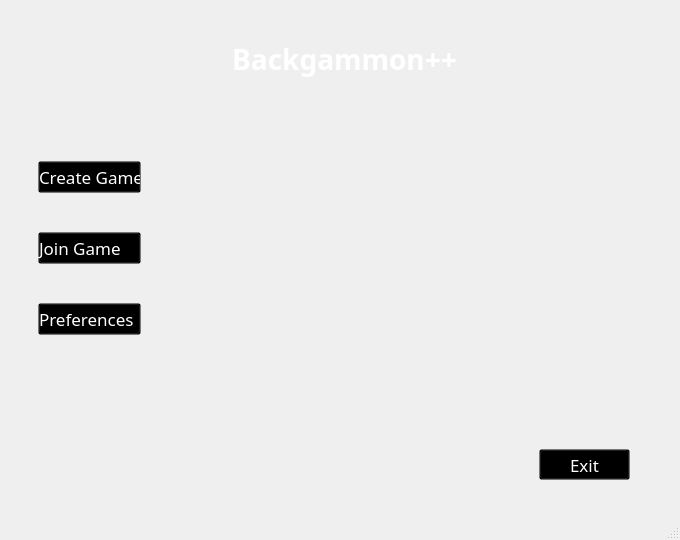
The window that BackgammonPP/mainwindow.ui (daniilgrbic/BackgammonPP) describes before a commit, drawn with Qt 5.
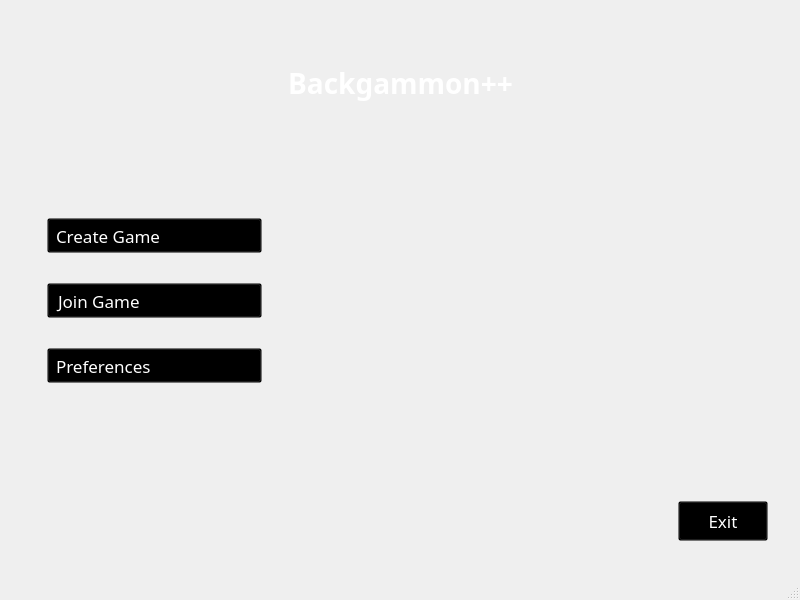
The same window after the commit. The open tabs and pages were chosen to show the change.

The edit to the form file:
```diff
--- a/BackgammonPP/mainwindow.ui
+++ b/BackgammonPP/mainwindow.ui
@@ -9,8 +9,8 @@
    <rect>
     <x>0</x>
     <y>0</y>
-    <width>680</width>
-    <height>540</height>
+    <width>800</width>
+    <height>600</height>
    </rect>
   </property>
   <property name="sizePolicy">
@@ -21,8 +21,8 @@
   </property>
   <property name="minimumSize">
    <size>
-    <width>250</width>
-    <height>350</height>
+    <width>800</width>
+    <height>600</height>
    </size>
   </property>
   <property name="maximumSize">
@@ -55,10 +55,7 @@
 	background-position: center;
 }</string>
    </property>
-   <layout class="QVBoxLayout" name="verticalLayout_5">
-    <property name="topMargin">
-     <number>9</number>
-    </property>
+   <layout class="QHBoxLayout" name="horizontalLayout_16">
     <item>
      <widget class="QStackedWidget" name="stackedWidget">
       <property name="styleSheet">
@@ -70,17 +67,23 @@
        <number>1</number>
       </property>
       <widget class="QWidget" name="mainMenu">
+       <property name="sizePolicy">
+        <sizepolicy hsizetype="Maximum" vsizetype="Preferred">
+         <horstretch>0</horstretch>
+         <verstretch>0</verstretch>
+        </sizepolicy>
+       </property>
+       <layout class="QGridLayout" name="gridLayout_3">
+        <item row="0" column="0">
        <widget class="QWidget" name="widget" native="true">
         <property name="enabled">
          <bool>true</bool>
         </property>
-        <property name="geometry">
-         <rect>
-          <x>0</x>
-          <y>0</y>
-          <width>671</width>
-          <height>501</height>
-         </rect>
+          <property name="sizePolicy">
+           <sizepolicy hsizetype="Preferred" vsizetype="Preferred">
+            <horstretch>0</horstretch>
+            <verstretch>0</verstretch>
+           </sizepolicy>
         </property>
         <property name="mouseTracking">
          <bool>false</bool>
@@ -88,15 +91,48 @@
         <property name="autoFillBackground">
          <bool>false</bool>
         </property>
+          <layout class="QVBoxLayout" name="verticalLayout_5" stretch="1,3,0">
+           <property name="spacing">
+            <number>10</number>
+           </property>
+           <property name="sizeConstraint">
+            <enum>QLayout::SetDefaultConstraint</enum>
+           </property>
+           <property name="leftMargin">
+            <number>5</number>
+           </property>
+           <property name="topMargin">
+            <number>10</number>
+           </property>
+           <property name="rightMargin">
+            <number>5</number>
+           </property>
+           <property name="bottomMargin">
+            <number>10</number>
+           </property>
+           <item>
+            <layout class="QHBoxLayout" name="horizontalLayout_10">
+             <property name="topMargin">
+              <number>5</number>
+             </property>
+             <property name="bottomMargin">
+              <number>5</number>
+             </property>
+             <item>
+              <spacer name="horizontalSpacer_5">
+               <property name="orientation">
+                <enum>Qt::Horizontal</enum>
+               </property>
+               <property name="sizeHint" stdset="0">
+                <size>
+                 <width>40</width>
+                 <height>20</height>
+                </size>
+               </property>
+              </spacer>
+             </item>
+             <item>
         <widget class="QLabel" name="title_label">
-         <property name="geometry">
-          <rect>
-           <x>-10</x>
-           <y>20</y>
-           <width>691</width>
-           <height>61</height>
-          </rect>
-         </property>
          <property name="font">
           <font>
            <family>Corbel</family>
@@ -120,32 +156,29 @@
           <set>Qt::AlignCenter</set>
          </property>
         </widget>
-        <widget class="QLabel" name="bg_label">
-         <property name="geometry">
-          <rect>
-           <x>-10</x>
-           <y>-30</y>
-           <width>691</width>
-           <height>101</height>
-          </rect>
-         </property>
-         <property name="styleSheet">
-          <string notr="true">QLabel {
-	filter: blur(8px);
-}</string>
-         </property>
-         <property name="text">
-          <string/>
-         </property>
-        </widget>
+             </item>
+             <item>
+              <spacer name="horizontalSpacer_6">
+               <property name="orientation">
+                <enum>Qt::Horizontal</enum>
+               </property>
+               <property name="sizeHint" stdset="0">
+                <size>
+                 <width>40</width>
+                 <height>20</height>
+                </size>
+               </property>
+              </spacer>
+             </item>
+            </layout>
+           </item>
+           <item>
         <widget class="QFrame" name="optionsFrame">
-         <property name="geometry">
-          <rect>
-           <x>20</x>
-           <y>110</y>
-           <width>121</width>
-           <height>261</height>
-          </rect>
+             <property name="sizePolicy">
+              <sizepolicy hsizetype="Preferred" vsizetype="Preferred">
+               <horstretch>0</horstretch>
+               <verstretch>0</verstretch>
+              </sizepolicy>
          </property>
          <property name="styleSheet">
           <string notr="true"/>
@@ -159,24 +192,55 @@
          <property name="lineWidth">
           <number>0</number>
          </property>
-         <layout class="QHBoxLayout" name="horizontalLayout">
+             <layout class="QHBoxLayout" name="horizontalLayout" stretch="10,20">
           <item>
-           <layout class="QVBoxLayout" name="verticalLayout">
+               <layout class="QVBoxLayout" name="verticalLayout" stretch="2,1,1,1,2">
+                <property name="spacing">
+                 <number>30</number>
+                </property>
+                <property name="leftMargin">
+                 <number>15</number>
+                </property>
             <property name="topMargin">
              <number>0</number>
             </property>
             <property name="rightMargin">
-             <number>0</number>
+                 <number>15</number>
             </property>
             <property name="bottomMargin">
-             <number>0</number>
-            </property>
+                 <number>30</number>
+                </property>
+                <item>
+                 <spacer name="verticalSpacer_4">
+                  <property name="orientation">
+                   <enum>Qt::Vertical</enum>
+                  </property>
+                  <property name="sizeHint" stdset="0">
+                   <size>
+                    <width>20</width>
+                    <height>40</height>
+                   </size>
+                  </property>
+                 </spacer>
+                </item>
             <item>
              <widget class="QPushButton" name="btCreateGame">
+                  <property name="sizePolicy">
+                   <sizepolicy hsizetype="Preferred" vsizetype="Preferred">
+                    <horstretch>0</horstretch>
+                    <verstretch>0</verstretch>
+                   </sizepolicy>
+                  </property>
               <property name="minimumSize">
                <size>
-                <width>0</width>
-                <height>30</height>
+                    <width>160</width>
+                    <height>35</height>
+                   </size>
+                  </property>
+                  <property name="maximumSize">
+                   <size>
+                    <width>300</width>
+                    <height>60</height>
                </size>
               </property>
               <property name="font">
@@ -194,6 +258,7 @@
 	background: transparent;
 	color: white;
 	text-align: left;
+	padding-left: 8px;
 }
 
 QPushButton:hover {
@@ -207,10 +272,22 @@
             </item>
             <item>
              <widget class="QPushButton" name="btJoinGame">
+                  <property name="sizePolicy">
+                   <sizepolicy hsizetype="Preferred" vsizetype="Preferred">
+                    <horstretch>0</horstretch>
+                    <verstretch>0</verstretch>
+                   </sizepolicy>
+                  </property>
               <property name="minimumSize">
                <size>
-                <width>0</width>
-                <height>30</height>
+                    <width>160</width>
+                    <height>35</height>
+                   </size>
+                  </property>
+                  <property name="maximumSize">
+                   <size>
+                    <width>300</width>
+                    <height>60</height>
                </size>
               </property>
               <property name="font">
@@ -228,6 +305,7 @@
 	background: transparent;
 	color: white;
 	text-align: left;
+	padding-left: 10px;
 }
 
 QPushButton:hover {
@@ -241,10 +319,22 @@
             </item>
             <item>
              <widget class="QPushButton" name="btPreferences">
+                  <property name="sizePolicy">
+                   <sizepolicy hsizetype="Preferred" vsizetype="Preferred">
+                    <horstretch>0</horstretch>
+                    <verstretch>0</verstretch>
+                   </sizepolicy>
+                  </property>
               <property name="minimumSize">
                <size>
-                <width>0</width>
-                <height>30</height>
+                    <width>160</width>
+                    <height>35</height>
+                   </size>
+                  </property>
+                  <property name="maximumSize">
+                   <size>
+                    <width>300</width>
+                    <height>60</height>
                </size>
               </property>
               <property name="font">
@@ -262,6 +352,7 @@
 	background: transparent;
 	color: white;
 	text-align: left;
+	padding-left: 8px;
 }
 
 QPushButton:hover {
@@ -274,19 +365,39 @@
               </property>
              </widget>
             </item>
-           </layout>
-          </item>
-         </layout>
-        </widget>
+                <item>
+                 <spacer name="verticalSpacer_5">
+                  <property name="orientation">
+                   <enum>Qt::Vertical</enum>
+                  </property>
+                  <property name="sizeHint" stdset="0">
+                   <size>
+                    <width>20</width>
+                    <height>40</height>
+                   </size>
+                  </property>
+                 </spacer>
+                </item>
+               </layout>
+              </item>
+              <item>
+               <spacer name="horizontalSpacer_4">
+                <property name="orientation">
+                 <enum>Qt::Horizontal</enum>
+                </property>
+                <property name="sizeHint" stdset="0">
+                 <size>
+                  <width>40</width>
+                  <height>20</height>
+                 </size>
+                </property>
+               </spacer>
+              </item>
+             </layout>
+            </widget>
+           </item>
+           <item>
         <widget class="QFrame" name="exitFrame">
-         <property name="geometry">
-          <rect>
-           <x>30</x>
-           <y>430</y>
-           <width>631</width>
-           <height>51</height>
-          </rect>
-         </property>
          <property name="frameShape">
           <enum>QFrame::NoFrame</enum>
          </property>
@@ -296,14 +407,27 @@
          <property name="lineWidth">
           <number>0</number>
          </property>
+             <layout class="QHBoxLayout" name="horizontalLayout_12">
+              <item>
+               <spacer name="horizontalSpacer_3">
+                <property name="orientation">
+                 <enum>Qt::Horizontal</enum>
+                </property>
+                <property name="sizeHint" stdset="0">
+                 <size>
+                  <width>40</width>
+                  <height>20</height>
+                 </size>
+                </property>
+               </spacer>
+              </item>
+              <item>
          <widget class="QPushButton" name="btExit">
-          <property name="geometry">
-           <rect>
-            <x>500</x>
-            <y>10</y>
-            <width>91</width>
-            <height>31</height>
-           </rect>
+                <property name="minimumSize">
+                 <size>
+                  <width>90</width>
+                  <height>40</height>
+                 </size>
           </property>
           <property name="font">
            <font>
@@ -328,12 +452,14 @@
            <string>Exit</string>
           </property>
          </widget>
-        </widget>
-        <zorder>bg_label</zorder>
-        <zorder>title_label</zorder>
-        <zorder>optionsFrame</zorder>
-        <zorder>exitFrame</zorder>
-       </widget>
+              </item>
+             </layout>
+            </widget>
+           </item>
+          </layout>
+         </widget>
+        </item>
+       </layout>
       </widget>
       <widget class="QWidget" name="CreateGame">
        <widget class="QLabel" name="label_5">
```
Left out of the diff: 877 changed lines with no effect on the pictures. Lines whose indentation alone changed are shown as unchanged.
